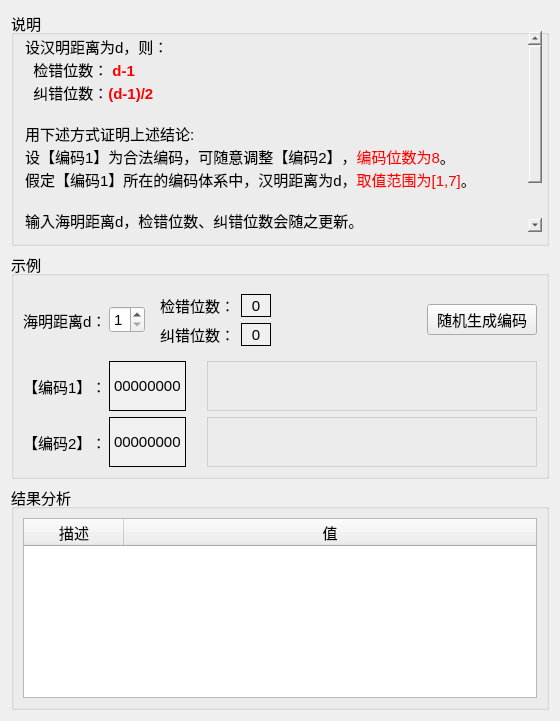
First picture: the form in forms/herr.ui, repository FrancisOWO/HammingCode, before the edit.
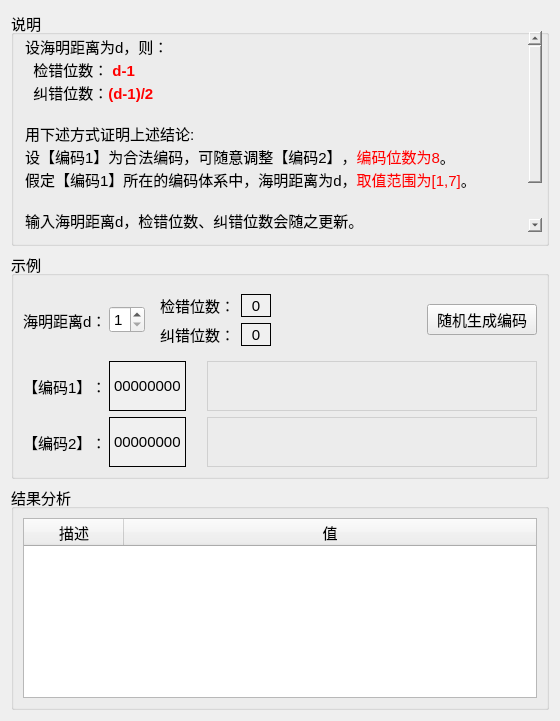
Second picture: the form after the edit.

```diff
--- a/forms/herr.ui
+++ b/forms/herr.ui
@@ -65,13 +65,13 @@
 &lt;html&gt;&lt;head&gt;&lt;meta name=&quot;qrichtext&quot; content=&quot;1&quot; /&gt;&lt;style type=&quot;text/css&quot;&gt;
 p, li { white-space: pre-wrap; }
 &lt;/style&gt;&lt;/head&gt;&lt;body style=&quot; font-family:'SimSun'; font-size:11pt; font-weight:400; font-style:normal;&quot;&gt;
-&lt;p style=&quot; margin-top:0px; margin-bottom:0px; margin-left:0px; margin-right:0px; -qt-block-indent:0; text-indent:0px;&quot;&gt;设汉明距离为&lt;span style=&quot; color:#000000;&quot;&gt;d&lt;/span&gt;，则：&lt;/p&gt;
+&lt;p style=&quot; margin-top:0px; margin-bottom:0px; margin-left:0px; margin-right:0px; -qt-block-indent:0; text-indent:0px;&quot;&gt;设海明距离为&lt;span style=&quot; color:#000000;&quot;&gt;d&lt;/span&gt;，则：&lt;/p&gt;
 &lt;p style=&quot; margin-top:0px; margin-bottom:0px; margin-left:0px; margin-right:0px; -qt-block-indent:0; text-indent:0px;&quot;&gt;  检错位数： &lt;span style=&quot; font-weight:600; color:#ff0000;&quot;&gt;d-1&lt;/span&gt;&lt;/p&gt;
 &lt;p style=&quot; margin-top:0px; margin-bottom:0px; margin-left:0px; margin-right:0px; -qt-block-indent:0; text-indent:0px;&quot;&gt;  纠错位数：&lt;span style=&quot; font-weight:600; color:#ff0000;&quot;&gt;(d-1)/2&lt;/span&gt;&lt;/p&gt;
 &lt;p style=&quot;-qt-paragraph-type:empty; margin-top:0px; margin-bottom:0px; margin-left:0px; margin-right:0px; -qt-block-indent:0; text-indent:0px;&quot;&gt;&lt;br /&gt;&lt;/p&gt;
 &lt;p style=&quot; margin-top:0px; margin-bottom:0px; margin-left:0px; margin-right:0px; -qt-block-indent:0; text-indent:0px;&quot;&gt;用下述方式证明上述结论:&lt;/p&gt;
 &lt;p style=&quot; margin-top:0px; margin-bottom:0px; margin-left:0px; margin-right:0px; -qt-block-indent:0; text-indent:0px;&quot;&gt;设【编码1】为合法编码，可随意调整【编码2】，&lt;span style=&quot; color:#ff0000;&quot;&gt;编码位数为8&lt;/span&gt;。&lt;/p&gt;
-&lt;p style=&quot; margin-top:0px; margin-bottom:0px; margin-left:0px; margin-right:0px; -qt-block-indent:0; text-indent:0px;&quot;&gt;假定【编码1】所在的编码体系中，&lt;span style=&quot; color:#000000;&quot;&gt;汉明距离为d，&lt;/span&gt;&lt;span style=&quot; color:#ff0000;&quot;&gt;取值范围为[1,7]&lt;/span&gt;。&lt;/p&gt;
+&lt;p style=&quot; margin-top:0px; margin-bottom:0px; margin-left:0px; margin-right:0px; -qt-block-indent:0; text-indent:0px;&quot;&gt;假定【编码1】所在的编码体系中，海明&lt;span style=&quot; color:#000000;&quot;&gt;距离为d，&lt;/span&gt;&lt;span style=&quot; color:#ff0000;&quot;&gt;取值范围为[1,7]&lt;/span&gt;。&lt;/p&gt;
 &lt;p style=&quot;-qt-paragraph-type:empty; margin-top:0px; margin-bottom:0px; margin-left:0px; margin-right:0px; -qt-block-indent:0; text-indent:0px; color:#ff0000;&quot;&gt;&lt;br /&gt;&lt;/p&gt;
 &lt;p style=&quot; margin-top:0px; margin-bottom:0px; margin-left:0px; margin-right:0px; -qt-block-indent:0; text-indent:0px;&quot;&gt;输入海明距离d，检错位数、纠错位数会随之更新。&lt;/p&gt;
 &lt;p style=&quot; margin-top:0px; margin-bottom:0px; margin-left:0px; margin-right:0px; -qt-block-indent:0; text-indent:0px;&quot;&gt;点击【随机生成编码】，会生成&lt;span style=&quot; color:#ff0000;&quot;&gt;合法编码&lt;/span&gt;【编码1】和相同的【编码2】。&lt;/p&gt;
```
